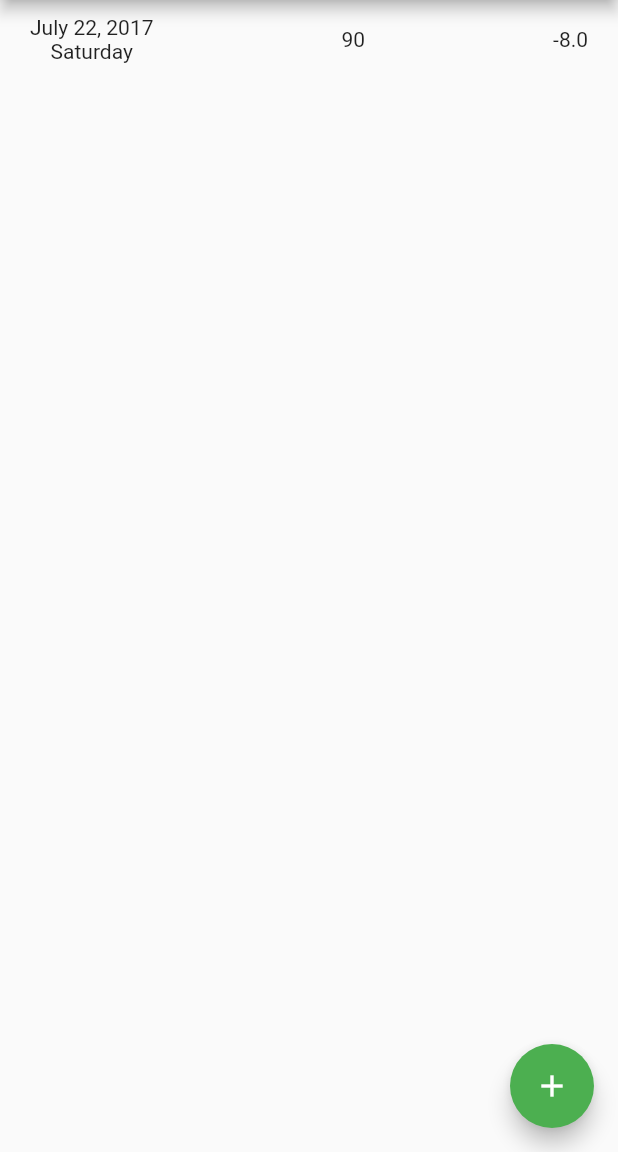
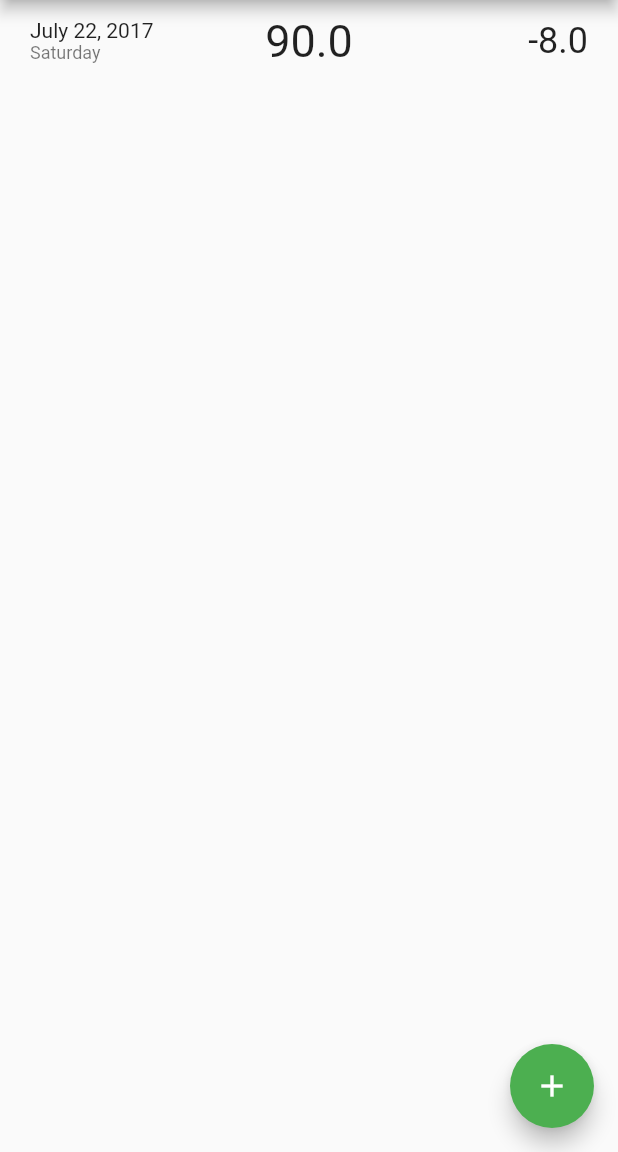
Before and after one commit to SonQBChau/weight_tracker, a Flutter app: the screen it shows after launch, after a tap on the "add" icon, on a phone screen of 412 x 824 dp, the part 84-1236 px from its top. Run offline on Flutter 3.47's test engine with Material 2 defaults, Android fonts, the phone set to English and light mode, and no system bars.

Commit message:
Update WeightItem.dart

```diff
--- a/lib/widgets/WeightItem.dart
+++ b/lib/widgets/WeightItem.dart
@@ -6,19 +6,50 @@ class WeightItem extends StatelessWidget {
     return Container(
       padding: EdgeInsets.symmetric(vertical: 10, horizontal: 20),
       child: Row(
-        mainAxisAlignment: MainAxisAlignment.spaceBetween,
+//        mainAxisAlignment: MainAxisAlignment.spaceBetween,
         children: <Widget>[
           // datetime display
-          Column(
-            children: <Widget>[
-              Text('July 22, 2017'),
-              Text('Saturday'),
-            ],
+          Expanded(
+            child: Column(
+              crossAxisAlignment: CrossAxisAlignment.start,
+              children: <Widget>[
+                Text(
+                  'July 22, 2017',
+                  style: TextStyle(
+                    fontSize: 14,
+                  ),
+                ),
+                Text(
+                  'Saturday',
+                  style: TextStyle(
+                    color: Colors.black54,
+                    fontSize: 12,
+                  ),
+                ),
+              ],
+            ),
           ),
           // weight display
-          Text('90'),
+          Expanded(
+            child: Text(
+              '90.0',
+              textAlign: TextAlign.center,
+              style: TextStyle(
+                fontSize: 30,
+              ),
+            ),
+          ),
           // difference display
-          Text('-8.0'),
+          Expanded(
+            child: Text(
+              '-8.0',
+              textAlign: TextAlign.right,
+              style: TextStyle(
+                fontSize: 24,
+              ),
+
+            ),
+          ),
         ],
       ),
     );
```
